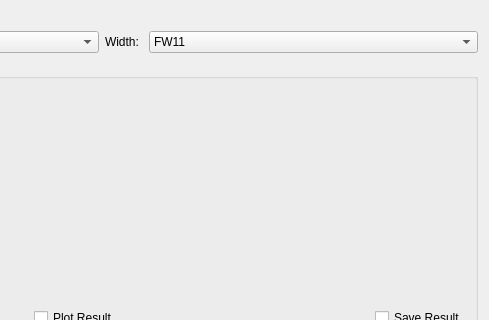
Above: Code/Mantid/MantidQt/CustomInterfaces/inc/MantidQtCustomInterfaces/JumpFit.ui from mantidproject/mantid before the change; both pictures show x 317 to 806 and y 0 to 320 of the 806 by 572 pixel window. Below: the same form after it.
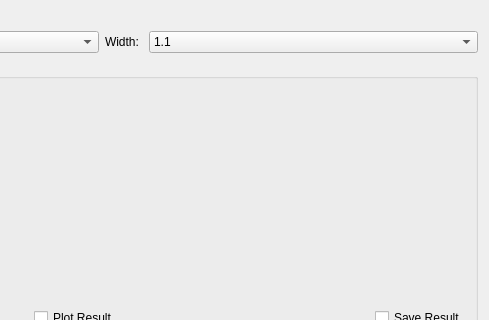
That is the form after the change. Custom widgets are drawn as their Qt base class.

Commit message: Refs #5421 Cosmetic changes to JumpFit

What changed in the file:
```diff
--- a/Code/Mantid/MantidQt/CustomInterfaces/inc/MantidQtCustomInterfaces/JumpFit.ui
+++ b/Code/Mantid/MantidQt/CustomInterfaces/inc/MantidQtCustomInterfaces/JumpFit.ui
@@ -50,7 +50,7 @@
       <widget class="QComboBox" name="cbWidth">
        <item>
         <property name="text">
-         <string>FW11</string>
+         <string>1.1</string>
         </property>
        </item>
        <item>
```
Left out of the diff: 4 changed lines with no effect on the pictures. The commit also changes 1 other file.
